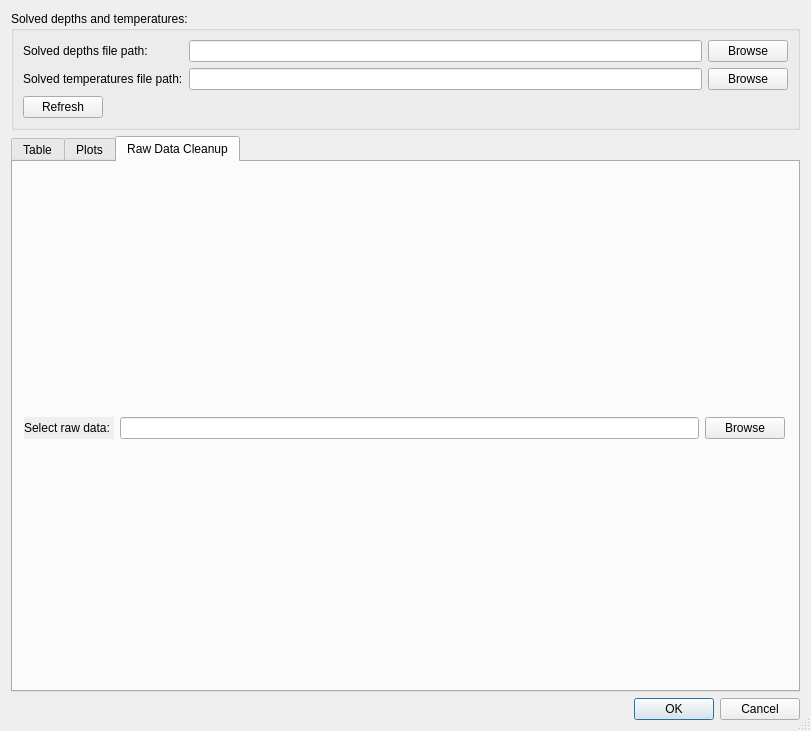
Old version of the form Molonari_2021/ihm/python/sql/sqlgridview.ui in the repository GVigne/Molonari-2022.
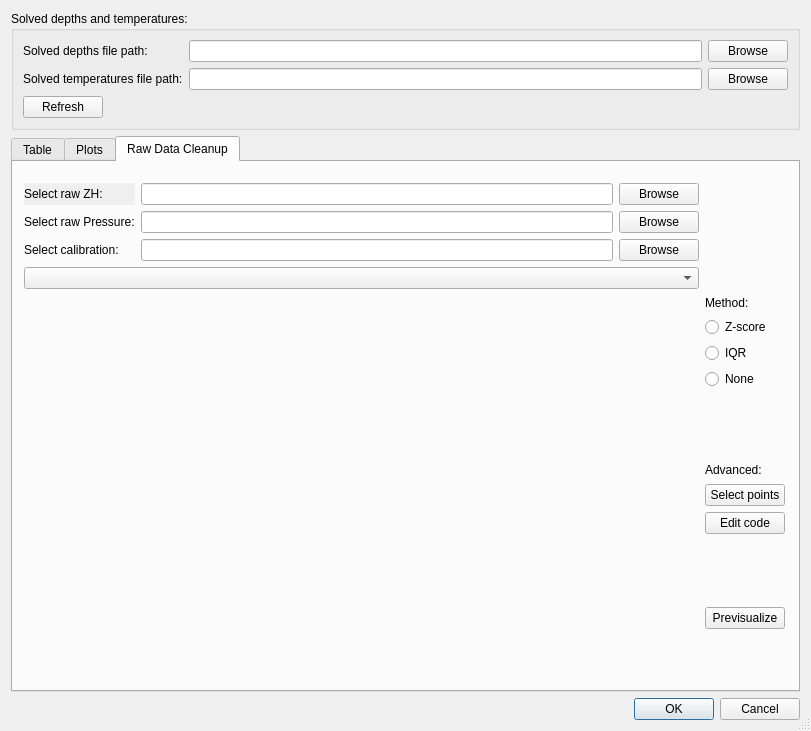
New version of the form.

Commit message: Corrected some name functions to introduce the lecture of raw files. Added widget needed for the clean up interface

Patch:
```diff
--- a/Molonari_2021/ihm/python/sql/sqlgridview.ui
+++ b/Molonari_2021/ihm/python/sql/sqlgridview.ui
@@ -281,13 +281,27 @@
        <layout class="QVBoxLayout" name="verticalLayout_8" stretch="0">
         <item>
          <layout class="QGridLayout" name="gridLayout_2">
-          <item row="0" column="0">
-           <widget class="QLabel" name="rawDataLabel">
-            <property name="autoFillBackground">
-             <bool>true</bool>
+          <item row="1" column="1">
+           <widget class="QLineEdit" name="lineEditRawPressureFile"/>
+          </item>
+          <item row="11" column="3">
+           <widget class="QLabel" name="labelAdvanced">
+            <property name="text">
+             <string>Advanced:</string>
             </property>
+           </widget>
+          </item>
+          <item row="5" column="3">
+           <widget class="QRadioButton" name="radioButtonZScore">
             <property name="text">
-             <string>Select raw data: </string>
+             <string>Z-score</string>
+            </property>
+           </widget>
+          </item>
+          <item row="12" column="3">
+           <widget class="QPushButton" name="pushButtonSelectPoints">
+            <property name="text">
+             <string>Select points</string>
             </property>
            </widget>
           </item>
@@ -298,6 +312,13 @@
             </property>
            </widget>
           </item>
+          <item row="7" column="3">
+           <widget class="QRadioButton" name="radioButtonNone">
+            <property name="text">
+             <string>None</string>
+            </property>
+           </widget>
+          </item>
           <item row="0" column="2">
            <widget class="QPushButton" name="pushButtonBrowseRaw">
             <property name="autoFillBackground">
@@ -308,9 +329,81 @@
             </property>
            </widget>
           </item>
-          <item row="1" column="0" colspan="3">
+          <item row="4" column="0" rowspan="16" colspan="3">
            <layout class="QVBoxLayout" name="widgetRawData"/>
           </item>
+          <item row="6" column="3">
+           <widget class="QRadioButton" name="radioButtonIQR">
+            <property name="text">
+             <string>IQR</string>
+            </property>
+           </widget>
+          </item>
+          <item row="13" column="3">
+           <widget class="QPushButton" name="pushButtonEditCode">
+            <property name="text">
+             <string>Edit code</string>
+            </property>
+           </widget>
+          </item>
+          <item row="17" column="3">
+           <widget class="QPushButton" name="pushButtonPrevisualize">
+            <property name="text">
+             <string>Previsualize</string>
+            </property>
+           </widget>
+          </item>
+          <item row="3" column="0" colspan="3">
+           <widget class="QComboBox" name="comboBoxRawVar"/>
+          </item>
+          <item row="0" column="0">
+           <widget class="QLabel" name="rawDataLabel">
+            <property name="autoFillBackground">
+             <bool>true</bool>
+            </property>
+            <property name="text">
+             <string>Select raw ZH: </string>
+            </property>
+           </widget>
+          </item>
+          <item row="4" column="3">
+           <widget class="QLabel" name="labelMethod">
+            <property name="text">
+             <string>Method:</string>
+            </property>
+           </widget>
+          </item>
+          <item row="2" column="1">
+           <widget class="QLineEdit" name="lineEditCalibrationFile"/>
+          </item>
+          <item row="1" column="0">
+           <widget class="QLabel" name="label_4">
+            <property name="text">
+             <string>Select raw Pressure:</string>
+            </property>
+           </widget>
+          </item>
+          <item row="2" column="0">
+           <widget class="QLabel" name="label_5">
+            <property name="text">
+             <string>Select calibration:</string>
+            </property>
+           </widget>
+          </item>
+          <item row="1" column="2">
+           <widget class="QPushButton" name="pushButtonBrowseRauPressure">
+            <property name="text">
+             <string>Browse</string>
+            </property>
+           </widget>
+          </item>
+          <item row="2" column="2">
+           <widget class="QPushButton" name="pushButtonBrowseCalibration">
+            <property name="text">
+             <string>Browse</string>
+            </property>
+           </widget>
+          </item>
          </layout>
         </item>
        </layout>
```
Left out of the diff: 4 changed lines with no effect on the pictures. The commit also changes 1 other file.
